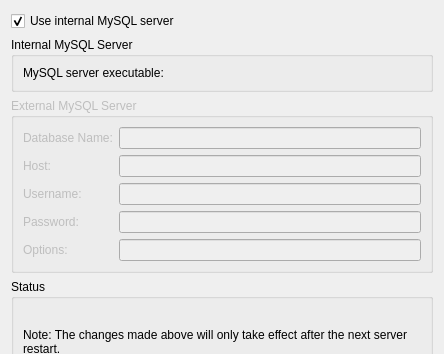
KDE/kdepim-runtime, file kcm/serverconfigmodule.ui: the form before one commit; both pictures show x 0 to 444 and y 0 to 354 of the 444 by 526 pixel window.
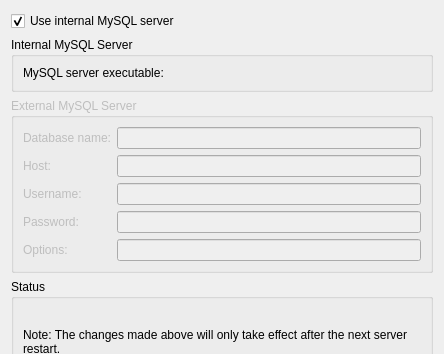
The form after the commit. Custom widgets are drawn as their Qt base class.

Diff of the .ui file:
```diff
--- a/kcm/serverconfigmodule.ui
+++ b/kcm/serverconfigmodule.ui
@@ -62,7 +62,7 @@
       <item row="0" column="0">
        <widget class="QLabel" name="label_6">
         <property name="text">
-         <string>Database Name:</string>
+         <string>Database name:</string>
         </property>
         <property name="buddy">
          <cstring>name</cstring>
```
